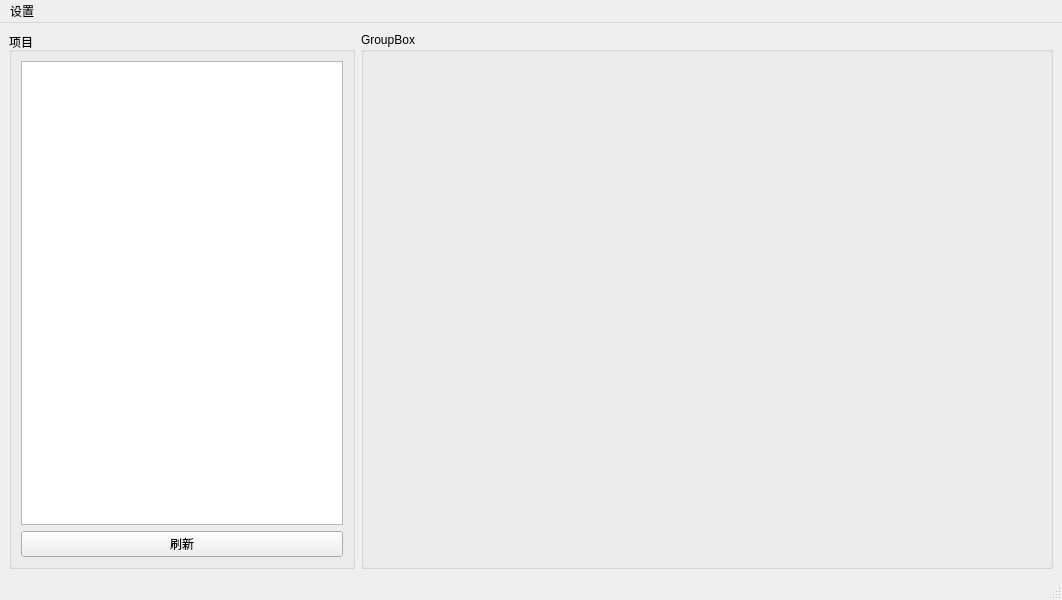
Qt form main.ui (mawang98/med_help) before a commit.
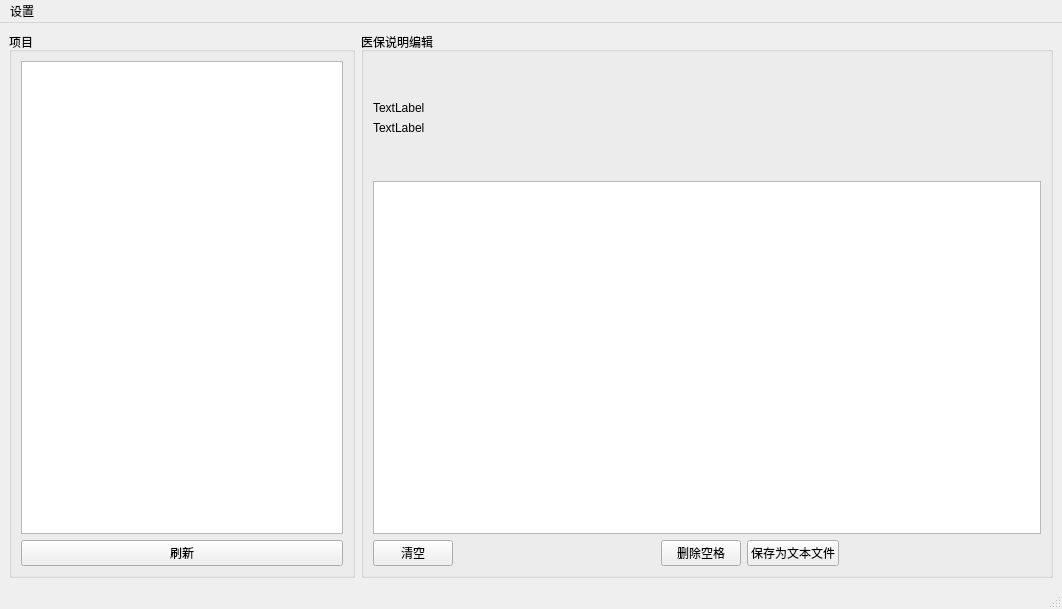
The same form after that commit.

Diff of the .ui file:
```diff
--- a/main.ui
+++ b/main.ui
@@ -7,7 +7,7 @@
     <x>0</x>
     <y>0</y>
     <width>1062</width>
-    <height>600</height>
+    <height>609</height>
    </rect>
   </property>
   <property name="windowTitle">
@@ -37,8 +37,108 @@
     <item>
      <widget class="QGroupBox" name="groupBox_2">
       <property name="title">
-       <string>GroupBox</string>
+       <string>医保说明编辑</string>
       </property>
+      <layout class="QVBoxLayout" name="verticalLayout_3" stretch="0,1,0">
+       <item>
+        <layout class="QVBoxLayout" name="verticalLayout_2">
+         <item>
+          <spacer name="verticalSpacer_2">
+           <property name="orientation">
+            <enum>Qt::Vertical</enum>
+           </property>
+           <property name="sizeHint" stdset="0">
+            <size>
+             <width>20</width>
+             <height>40</height>
+            </size>
+           </property>
+          </spacer>
+         </item>
+         <item>
+          <widget class="QLabel" name="label">
+           <property name="text">
+            <string>TextLabel</string>
+           </property>
+          </widget>
+         </item>
+         <item>
+          <widget class="QLabel" name="label_2">
+           <property name="text">
+            <string>TextLabel</string>
+           </property>
+          </widget>
+         </item>
+         <item>
+          <spacer name="verticalSpacer">
+           <property name="orientation">
+            <enum>Qt::Vertical</enum>
+           </property>
+           <property name="sizeHint" stdset="0">
+            <size>
+             <width>20</width>
+             <height>40</height>
+            </size>
+           </property>
+          </spacer>
+         </item>
+        </layout>
+       </item>
+       <item>
+        <widget class="QTextEdit" name="textEdit"/>
+       </item>
+       <item>
+        <layout class="QHBoxLayout" name="horizontalLayout_2">
+         <item>
+          <widget class="QPushButton" name="pushButton_3">
+           <property name="text">
+            <string>清空</string>
+           </property>
+          </widget>
+         </item>
+         <item>
+          <spacer name="horizontalSpacer">
+           <property name="orientation">
+            <enum>Qt::Horizontal</enum>
+           </property>
+           <property name="sizeHint" stdset="0">
+            <size>
+             <width>40</width>
+             <height>20</height>
+            </size>
+           </property>
+          </spacer>
+         </item>
+         <item>
+          <widget class="QPushButton" name="pushButton_4">
+           <property name="text">
+            <string>删除空格</string>
+           </property>
+          </widget>
+         </item>
+         <item>
+          <widget class="QPushButton" name="pushButton_2">
+           <property name="text">
+            <string>保存为文本文件</string>
+           </property>
+          </widget>
+         </item>
+         <item>
+          <spacer name="horizontalSpacer_2">
+           <property name="orientation">
+            <enum>Qt::Horizontal</enum>
+           </property>
+           <property name="sizeHint" stdset="0">
+            <size>
+             <width>40</width>
+             <height>20</height>
+            </size>
+           </property>
+          </spacer>
+         </item>
+        </layout>
+       </item>
+      </layout>
      </widget>
     </item>
    </layout>
```
